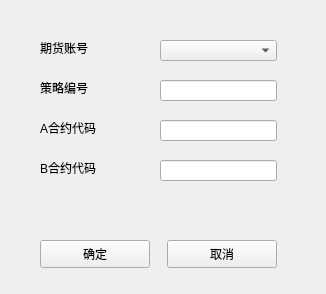
Above: PyCTP_Client/PyCTP_ClientUI/QStrategySetting.ui from yuwangying/PyCTP before the change. Below: the same form after it.
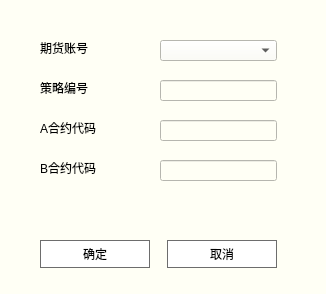
That is the form after the change.

What changed in the file:
```diff
--- a/PyCTP_Client/PyCTP_ClientUI/QStrategySetting.ui
+++ b/PyCTP_Client/PyCTP_ClientUI/QStrategySetting.ui
@@ -16,8 +16,23 @@
     <verstretch>1</verstretch>
    </sizepolicy>
   </property>
+  <property name="minimumSize">
+   <size>
+    <width>326</width>
+    <height>294</height>
+   </size>
+  </property>
+  <property name="maximumSize">
+   <size>
+    <width>326</width>
+    <height>294</height>
+   </size>
+  </property>
   <property name="windowTitle">
-   <string>NewStrategy</string>
+   <string>新建策略</string>
+  </property>
+  <property name="styleSheet">
+   <string notr="true">background-color: rgb(255, 255, 245);</string>
   </property>
   <widget class="QLabel" name="label_user_id">
    <property name="geometry">
@@ -110,6 +125,19 @@
      <height>28</height>
     </rect>
    </property>
+   <property name="styleSheet">
+    <string notr="true">QPushButton{
+	font: 100 10pt &quot;微软雅黑&quot;;
+	background-color: rgb(255, 255, 255);
+	border: 1px solid #6D6D6D;
+	color: rgb(0, 0, 0);
+}
+
+QPushButton::pressed{
+	background-color: rgb(109, 109, 109);
+	color: rgb(255, 255, 255);
+}</string>
+   </property>
    <property name="text">
     <string>取消</string>
    </property>
@@ -123,6 +151,19 @@
      <height>28</height>
     </rect>
    </property>
+   <property name="styleSheet">
+    <string notr="true">QPushButton{
+	font: 100 10pt &quot;微软雅黑&quot;;
+	background-color: rgb(255, 255, 255);
+	border: 1px solid #6D6D6D;
+	color: rgb(0, 0, 0);
+}
+
+QPushButton::pressed{
+	background-color: rgb(109, 109, 109);
+	color: rgb(255, 255, 255);
+}</string>
+   </property>
    <property name="text">
     <string>确定</string>
    </property>
```
